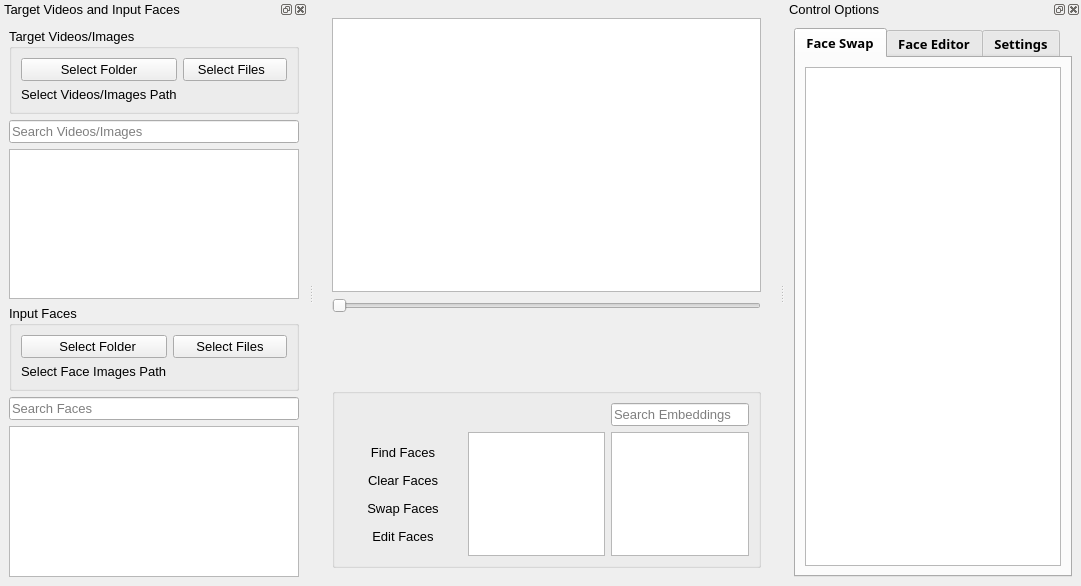
Old version of the form App/UI/Core/MainWindow.ui in the repository visomaster/VisoMaster.
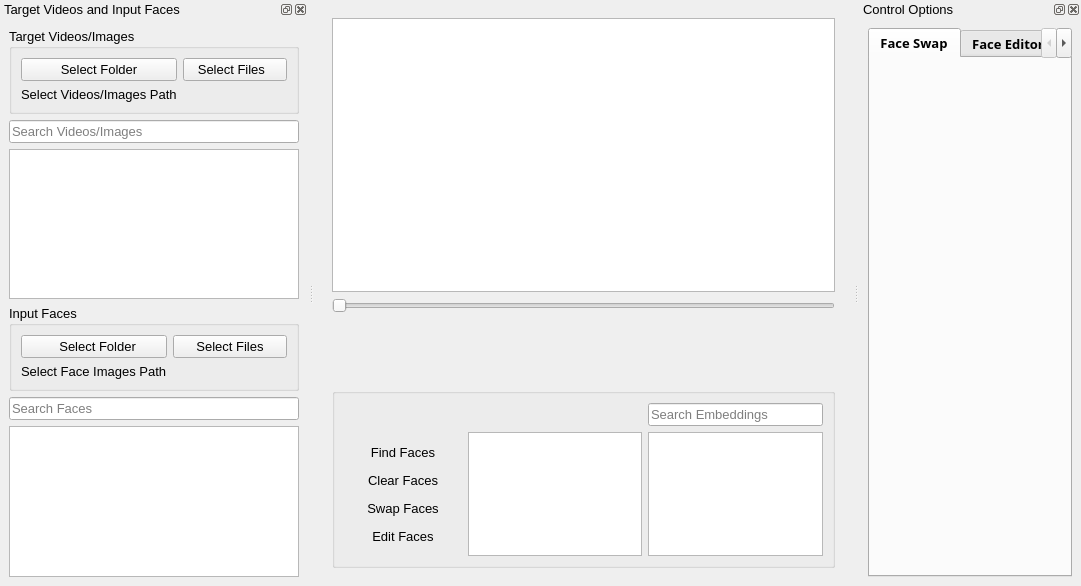
New version of the form. Icons and pictures are not drawn.

Commit message: Changed swapwidgetlist to vboxlayout and some other changes to face swap tab

```diff
--- a/App/UI/Core/MainWindow.ui
+++ b/App/UI/Core/MainWindow.ui
@@ -491,7 +491,7 @@
         </attribute>
         <layout class="QVBoxLayout" name="verticalLayout_4">
          <item>
-          <widget class="QListWidget" name="swapWidgetsList"/>
+          <layout class="QVBoxLayout" name="swapWidgetsLayout"/>
          </item>
         </layout>
        </widget>
```
The commit also changes 5 other files.
